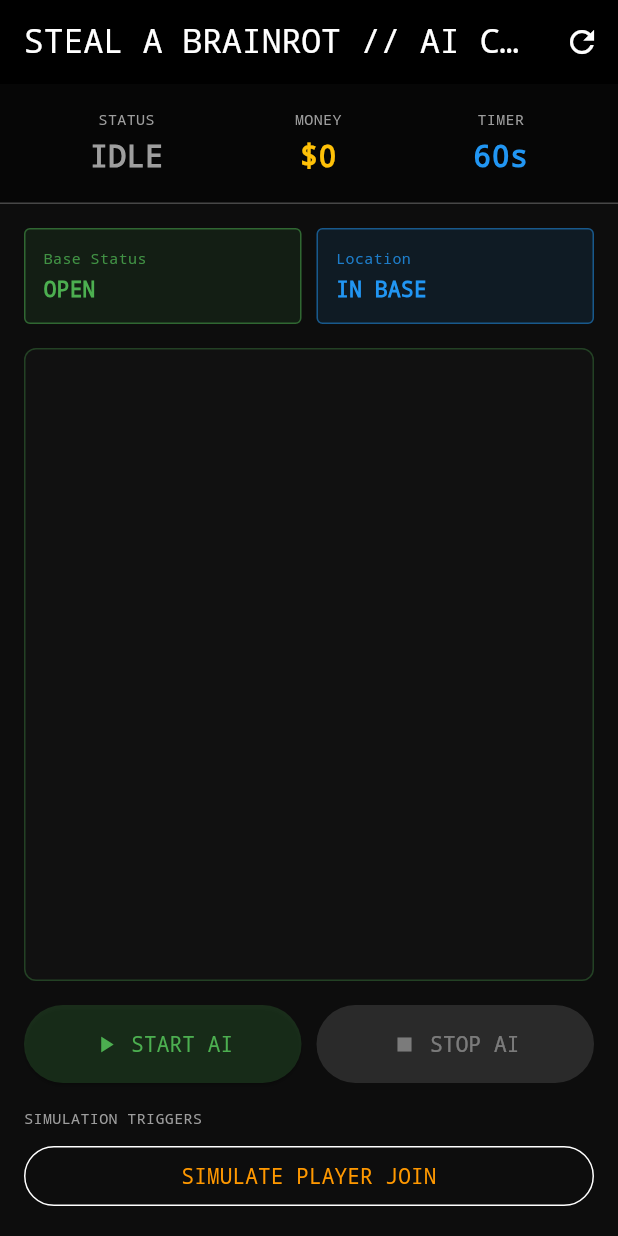
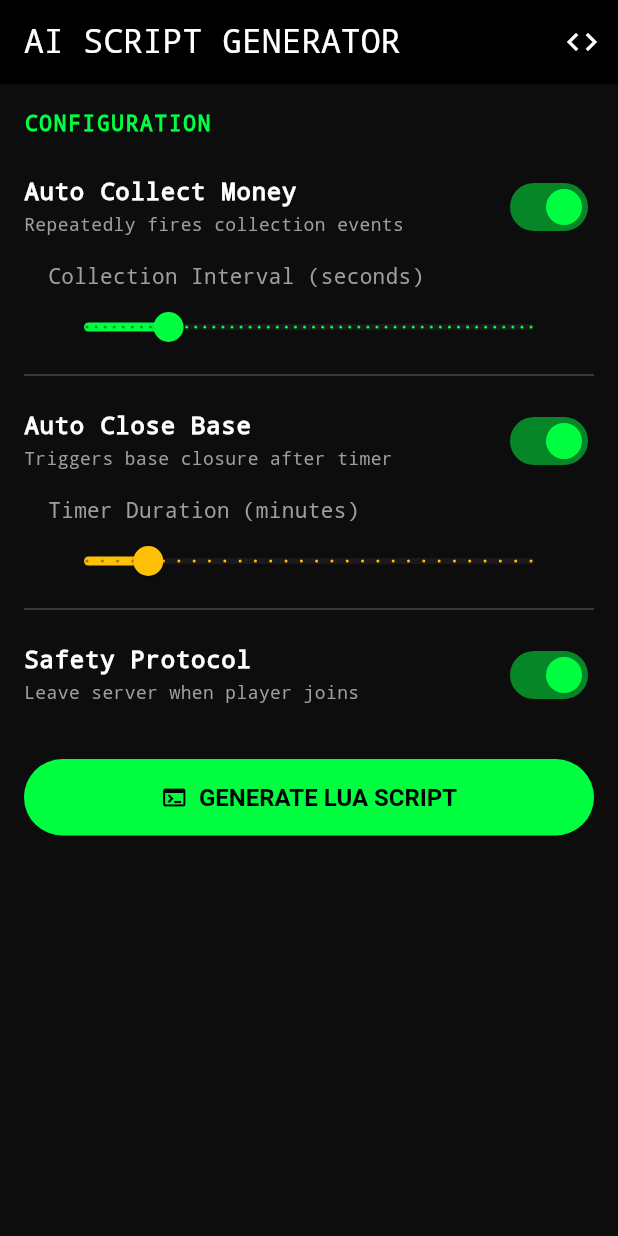
Before and after one commit to could-ai/019ae2fb-cddc-7c85-a335-59fbb22728a9, a Flutter app: the screen it shows after launch, on a phone screen of 412 x 824 dp. Run offline on Flutter 3.47's test engine with Material 3 defaults, Android fonts, the phone set to English and light mode, and no system bars.

Commit message:
Refactored DashboardScreen to function as a 'Script Generator'. Added UI controls for AI configuration (timers, toggles) and logic to generate a custom Roblox Lua script based on these settings.

```diff
--- a/usr/lib/screens/dashboard_screen.dart
+++ b/usr/lib/screens/dashboard_screen.dart
@@ -1,5 +1,5 @@
-import 'dart:async';
 import 'package:flutter/material.dart';
+import 'package:flutter/services.dart';
 
 class DashboardScreen extends StatefulWidget {
   const DashboardScreen({super.key});
@@ -9,309 +9,257 @@ class DashboardScreen extends StatefulWidget {
 }
 
 class _DashboardScreenState extends State<DashboardScreen> {
-  // AI State
-  bool _isAiActive = false;
-  bool _isBaseOpen = true;
-  bool _isInBase = true;
-  int _moneyCollected = 0;
+  // Configuration State
+  bool _autoCollect = true;
+  double _collectionInterval = 1.0; // Seconds
+  bool _autoCloseBase = true;
+  double _baseTimerMinutes = 5.0;
+  bool _autoLeaveOnJoin = true;
+  String _generatedScript = "";
 
-  // Timers
-  Timer? _collectionTimer;
-  Timer? _baseTimer;
-  int _baseTimerSeconds = 60; // Default 60 seconds before closing base
-  int _currentTimerSeconds = 60;
+  final TextEditingController _remoteNameController = TextEditingController(text: "CollectMoneyEvent");
 
-  // Logs
-  final List<String> _logs = [];
-  final ScrollController _scrollController = ScrollController();
+  void _generateScript() {
+    // Logic to build the Lua script string
+    StringBuffer sb = StringBuffer();
 
-  @override
-  void dispose() {
-    _stopAllActions();
-    _scrollController.dispose();
-    super.dispose();
-  }
+    sb.writeln("-- [[ BRAINROT AI CONTROLLER - GENERATED SCRIPT ]]");
+    sb.writeln("-- Copy this code into your executor");
+    sb.writeln("");
+    sb.writeln("local Players = game:GetService('Players')");
+    sb.writeln("local RunService = game:GetService('RunService')");
+    sb.writeln("local LocalPlayer = Players.LocalPlayer");
+    sb.writeln("");
+    sb.writeln("-- CONFIGURATION");
+    sb.writeln("local CONFIG = {");
+    sb.writeln("    AutoCollect = ${_autoCollect.toString()},");
+    sb.writeln("    CollectInterval = ${_collectionInterval.toStringAsFixed(1)},");
+    sb.writeln("    AutoCloseBase = ${_autoCloseBase.toString()},");
+    sb.writeln("    BaseTimerSeconds = ${(_baseTimerMinutes * 60).toInt()},");
+    sb.writeln("    AutoLeaveOnJoin = ${_autoLeaveOnJoin.toString()},");
+    sb.writeln("    RemoteName = '${_remoteNameController.text}' -- Verify this name with RemoteSpy");
+    sb.writeln("}");
+    sb.writeln("");
+    sb.writeln("-- 1. MONEY COLLECTION LOOP");
+    sb.writeln("spawn(function()");
+    sb.writeln("    while CONFIG.AutoCollect do");
+    sb.writeln("        wait(CONFIG.CollectInterval)");
+    sb.writeln("        pcall(function()");
+    sb.writeln("            -- Attempt to find the remote if it exists in ReplicatedStorage");
+    sb.writeln("            local remote = game:GetService('ReplicatedStorage'):FindFirstChild(CONFIG.RemoteName, true)");
+    sb.writeln("            if remote and remote:IsA('RemoteEvent') then");
+    sb.writeln("                remote:FireServer()");
+    sb.writeln("                print('[AI] Collected Money')");
+    sb.writeln("            end");
+    sb.writeln("        end)");
+    sb.writeln("    end");
+    sb.writeln("end)");
+    sb.writeln("");
+    sb.writeln("-- 2. BASE TIMER");
+    sb.writeln("if CONFIG.AutoCloseBase then");
+    sb.writeln("    spawn(function()");
+    sb.writeln("        print('[AI] Base Timer Started: ' .. CONFIG.BaseTimerSeconds .. 's')");
+    sb.writeln("        wait(CONFIG.BaseTimerSeconds)");
+    sb.writeln("        print('[AI] Timer Expired! Closing Base...')");
+    sb.writeln("        -- Add specific base closing logic here (e.g., touching a button)");
+    sb.writeln("        -- Example: fireTouchInterest(game.Workspace.Base.DoorButton)");
+    sb.writeln("    end)");
+    sb.writeln("end");
+    sb.writeln("");
+    sb.writeln("-- 3. PLAYER JOIN SAFETY");
+    sb.writeln("if CONFIG.AutoLeaveOnJoin then");
+    sb.writeln("    Players.PlayerAdded:Connect(function(newPlayer)");
+    sb.writeln("        print('[AI] ALERT: ' .. newPlayer.Name .. ' joined!')");
+    sb.writeln("        LocalPlayer:Kick('[AI] Safety Protocol Triggered: Player Joined')");
+    sb.writeln("    end)");
+    sb.writeln("end");
+    sb.writeln("");
+    sb.writeln("print('[AI] SYSTEM ONLINE')");
 
-  void _addLog(String message) {
     setState(() {
-      _logs.add("[${DateTime.now().toIso8601String().substring(11, 19)}] $message");
-    });
-    // Auto-scroll to bottom
-    WidgetsBinding.instance.addPostFrameCallback((_) {
-      if (_scrollController.hasClients) {
-        _scrollController.animateTo(
-          _scrollController.position.maxScrollExtent,
-          duration: const Duration(milliseconds: 300),
-          curve: Curves.easeOut,
-        );
-      }
+      _generatedScript = sb.toString();
     });
   }
 
-  void _startAi() {
-    if (_isAiActive) return;
-
-    setState(() {
-      _isAiActive = true;
-      _isBaseOpen = true;
-      _isInBase = true;
-      _currentTimerSeconds = _baseTimerSeconds;
-    });
-
-    _addLog("AI STARTED. Initializing sequence...");
-    _addLog("Status: In Base, Base Open.");
-
-    // Start Money Collection Loop
-    _collectionTimer = Timer.periodic(const Duration(seconds: 2), (timer) {
-      _collectMoney();
-    });
-
-    // Start Base Timer Countdown
-    _baseTimer = Timer.periodic(const Duration(seconds: 1), (timer) {
-      setState(() {
-        if (_currentTimerSeconds > 0) {
-          _currentTimerSeconds--;
-        } else {
-          _handleTimerExpiry();
-        }
-      });
-    });
-  }
-
-  void _stopAllActions() {
-    _collectionTimer?.cancel();
-    _baseTimer?.cancel();
-    setState(() {
-      _isAiActive = false;
-    });
-    _addLog("AI STOPPED. All actions halted.");
-  }
-
-  void _collectMoney() {
-    if (!_isInBase) return; // Can't collect if not in base (assumption)
-
-    // Simulate collecting random amount
-    int amount = 100 + (DateTime.now().millisecond % 50);
-    setState(() {
-      _moneyCollected += amount;
-    });
-    _addLog("Collected \$$amount from Brainrot.");
-  }
-
-  void _handleTimerExpiry() {
-    _baseTimer?.cancel();
-    _closeBase();
-  }
-
-  void _closeBase() {
-    if (!_isBaseOpen) return;
-    setState(() {
-      _isBaseOpen = false;
-    });
-    _addLog("TIMER EXPIRED. Closing Base to secure loot.");
-  }
-
-  void _leaveBase() {
-    if (!_isInBase) return;
-    setState(() {
-      _isInBase = false;
-    });
-    _addLog("Leaving Base immediately.");
-  }
-
-  // Simulation Triggers
-  void _simulatePlayerJoin() {
-    _addLog("ALERT: New Player Joined Server!");
-
-    if (_isInBase) {
-      _leaveBase();
-    }
-
-    _stopAllActions();
-    _addLog("SAFETY PROTOCOL: Disconnected to avoid detection.");
+  void _copyToClipboard() {
+    Clipboard.setData(ClipboardData(text: _generatedScript));
+    ScaffoldMessenger.of(context).showSnackBar(
+      const SnackBar(
+        content: Text("Script copied to clipboard!"),
+        backgroundColor: Colors.green,
+      ),
+    );
   }
 
   @override
   Widget build(BuildContext context) {
     return Scaffold(
       appBar: AppBar(
-        title: const Text("STEAL A BRAINROT // AI CONTROL"),
+        title: const Text("AI SCRIPT GENERATOR"),
         backgroundColor: Colors.black,
-        elevation: 0,
         actions: [
           IconButton(
-            icon: const Icon(Icons.refresh),
-            onPressed: () {
-              _stopAllActions();
-              setState(() {
-                _moneyCollected = 0;
-                _logs.clear();
-                _isBaseOpen = true;
-                _isInBase = true;
-                _currentTimerSeconds = _baseTimerSeconds;
-              });
-              _addLog("System Reset.");
-            },
+            icon: const Icon(Icons.code),
+            onPressed: () {},
           )
         ],
       ),
-      body: Column(
+      body: SingleChildScrollView(
+        padding: const EdgeInsets.all(16),
+        child: Column(
+          crossAxisAlignment: CrossAxisAlignment.start,
           children: [
-          // Status Dashboard
-          Container(
-            padding: const EdgeInsets.all(16),
-            color: Colors.black54,
-            child: Row(
-              mainAxisAlignment: MainAxisAlignment.spaceAround,
+            _buildHeader("CONFIGURATION"),
+            const SizedBox(height: 10),
+
+            // Auto Collect Settings
+            _buildSwitchTile(
+              "Auto Collect Money",
+              "Repeatedly fires collection events",
+              _autoCollect,
+              (v) => setState(() => _autoCollect = v)
+            ),
+            if (_autoCollect)
+              Padding(
+                padding: const EdgeInsets.symmetric(horizontal: 16),
+                child: Column(
+                  crossAxisAlignment: CrossAxisAlignment.start,
                   children: [
-                _buildStatusCard("STATUS", _isAiActive ? "RUNNING" : "IDLE", _isAiActive ? Colors.green : Colors.grey),
-                _buildStatusCard("MONEY", "\$$_moneyCollected", Colors.amber),
-                _buildStatusCard("TIMER", "${_currentTimerSeconds}s", _currentTimerSeconds < 10 ? Colors.red : Colors.blue),
+                    const Text("Collection Interval (seconds)", style: TextStyle(color: Colors.grey)),
+                    Slider(
+                      value: _collectionInterval,
+                      min: 0.1,
+                      max: 5.0,
+                      divisions: 49,
+                      label: "${_collectionInterval.toStringAsFixed(1)}s",
+                      activeColor: const Color(0xFF00FF41),
+                      onChanged: (v) => setState(() => _collectionInterval = v),
+                    ),
                   ],
                 ),
               ),
 
-          const Divider(height: 1, color: Colors.white24),
+            const Divider(color: Colors.white24),
 
-          // Detailed State
+            // Base Timer Settings
+            _buildSwitchTile(
+              "Auto Close Base",
+              "Triggers base closure after timer",
+              _autoCloseBase,
+              (v) => setState(() => _autoCloseBase = v)
+            ),
+            if (_autoCloseBase)
               Padding(
-            padding: const EdgeInsets.all(16.0),
-            child: Row(
+                padding: const EdgeInsets.symmetric(horizontal: 16),
+                child: Column(
+                  crossAxisAlignment: CrossAxisAlignment.start,
                   children: [
-                Expanded(child: _buildStateIndicator("Base Status", _isBaseOpen ? "OPEN" : "CLOSED", _isBaseOpen ? Colors.green : Colors.red)),
-                const SizedBox(width: 10),
-                Expanded(child: _buildStateIndicator("Location", _isInBase ? "IN BASE" : "LEFT BASE", _isInBase ? Colors.blue : Colors.orange)),
+                    const Text("Timer Duration (minutes)", style: TextStyle(color: Colors.grey)),
+                    Slider(
+                      value: _baseTimerMinutes,
+                      min: 1,
+                      max: 30,
+                      divisions: 29,
+                      label: "${_baseTimerMinutes.toInt()} min",
+                      activeColor: Colors.amber,
+                      onChanged: (v) => setState(() => _baseTimerMinutes = v),
+                    ),
                   ],
                 ),
               ),
 
-          // Logs Area
-          Expanded(
-            child: Container(
-              margin: const EdgeInsets.symmetric(horizontal: 16),
-              decoration: BoxDecoration(
-                color: const Color(0xFF111111),
-                border: Border.all(color: Colors.green.withOpacity(0.3)),
-                borderRadius: BorderRadius.circular(8),
+            const Divider(color: Colors.white24),
+
+            // Safety Settings
+            _buildSwitchTile(
+              "Safety Protocol",
+              "Leave server when player joins",
+              _autoLeaveOnJoin,
+              (v) => setState(() => _autoLeaveOnJoin = v)
             ),
-              child: ListView.builder(
-                controller: _scrollController,
-                padding: const EdgeInsets.all(8),
-                itemCount: _logs.length,
-                itemBuilder: (context, index) {
-                  return Padding(
-                    padding: const EdgeInsets.symmetric(vertical: 2),
-                    child: Text(
-                      _logs[index],
-                      style: const TextStyle(
-                        fontFamily: 'Courier',
-                        fontSize: 12,
-                        color: Colors.greenAccent,
-                      ),
-                    ),
-                  );
-                },
+
+            const SizedBox(height: 20),
+
+            // Generate Button
+            SizedBox(
+              width: double.infinity,
+              child: ElevatedButton.icon(
+                onPressed: _generateScript,
+                icon: const Icon(Icons.terminal),
+                label: const Text("GENERATE LUA SCRIPT"),
+                style: ElevatedButton.styleFrom(
+                  backgroundColor: const Color(0xFF00FF41),
+                  foregroundColor: Colors.black,
+                  padding: const EdgeInsets.symmetric(vertical: 16),
+                  textStyle: const TextStyle(fontWeight: FontWeight.bold, fontSize: 16),
                 ),
               ),
             ),
 
-          // Controls
-          Padding(
-            padding: const EdgeInsets.all(16.0),
+            const SizedBox(height: 20),
+
+            // Output Area
+            if (_generatedScript.isNotEmpty) ...[
+              _buildHeader("GENERATED CODE"),
+              const SizedBox(height: 10),
+              Container(
+                width: double.infinity,
+                padding: const EdgeInsets.all(16),
+                decoration: BoxDecoration(
+                  color: const Color(0xFF111111),
+                  border: Border.all(color: Colors.white24),
+                  borderRadius: BorderRadius.circular(8),
+                ),
                 child: Column(
-              crossAxisAlignment: CrossAxisAlignment.stretch,
+                  crossAxisAlignment: CrossAxisAlignment.start,
                   children: [
-                Row(
-                  children: [
-                    Expanded(
-                      child: ElevatedButton.icon(
-                        onPressed: _isAiActive ? null : _startAi,
-                        icon: const Icon(Icons.play_arrow),
-                        label: const Text("START AI"),
-                        style: ElevatedButton.styleFrom(
-                          backgroundColor: Colors.green.withOpacity(0.2),
-                          foregroundColor: Colors.green,
-                          padding: const EdgeInsets.symmetric(vertical: 16),
+                    SelectableText(
+                      _generatedScript,
+                      style: const TextStyle(
+                        fontFamily: 'Courier',
+                        color: Colors.greenAccent,
+                        fontSize: 12,
                       ),
                     ),
+                    const SizedBox(height: 10),
+                    Align(
+                      alignment: Alignment.centerRight,
+                      child: TextButton.icon(
+                        onPressed: _copyToClipboard,
+                        icon: const Icon(Icons.copy, size: 16),
+                        label: const Text("COPY CODE"),
+                        style: TextButton.styleFrom(foregroundColor: Colors.white),
                       ),
-                    const SizedBox(width: 10),
-                    Expanded(
-                      child: ElevatedButton.icon(
-                        onPressed: !_isAiActive ? null : _stopAllActions,
-                        icon: const Icon(Icons.stop),
-                        label: const Text("STOP AI"),
-                        style: ElevatedButton.styleFrom(
-                          backgroundColor: Colors.red.withOpacity(0.2),
-                          foregroundColor: Colors.red,
-                          padding: const EdgeInsets.symmetric(vertical: 16),
-                        ),
-                      ),
-                    ),
-                  ],
-                ),
-                const SizedBox(height: 16),
-                const Text("SIMULATION TRIGGERS", style: TextStyle(color: Colors.grey, fontSize: 10)),
-                const SizedBox(height: 8),
-                Row(
-                  children: [
-                    Expanded(
-                      child: OutlinedButton(
-                        onPressed: _simulatePlayerJoin,
-                        style: OutlinedButton.styleFrom(foregroundColor: Colors.orange),
-                        child: const Text("SIMULATE PLAYER JOIN"),
-                      ),
-                    ),
-                  ],
-                ),
+                    )
                   ],
                 ),
               ),
             ],
+          ],
+        ),
       ),
     );
   }
 
-  Widget _buildStatusCard(String label, String value, Color color) {
-    return Column(
-      children: [
-        Text(label, style: const TextStyle(color: Colors.grey, fontSize: 10)),
-        const SizedBox(height: 4),
-        Text(
-          value,
-          style: TextStyle(
-            color: color,
-            fontSize: 20,
+  Widget _buildHeader(String title) {
+    return Text(
+      title,
+      style: const TextStyle(
+        color: Color(0xFF00FF41),
         fontWeight: FontWeight.bold,
-            fontFamily: 'Courier',
+        letterSpacing: 1.2,
       ),
-        ),
-      ],
     );
   }
 
-  Widget _buildStateIndicator(String label, String value, Color color) {
-    return Container(
-      padding: const EdgeInsets.all(12),
-      decoration: BoxDecoration(
-        color: color.withOpacity(0.1),
-        border: Border.all(color: color.withOpacity(0.5)),
-        borderRadius: BorderRadius.circular(4),
-      ),
-      child: Column(
-        crossAxisAlignment: CrossAxisAlignment.start,
-        children: [
-          Text(label, style: TextStyle(color: color.withOpacity(0.8), fontSize: 10)),
-          const SizedBox(height: 4),
-          Text(
-            value,
-            style: TextStyle(
-              color: color,
-              fontWeight: FontWeight.bold,
-            ),
-          ),
-        ],
-      ),
+  Widget _buildSwitchTile(String title, String subtitle, bool value, Function(bool) onChanged) {
+    return SwitchListTile(
+      title: Text(title, style: const TextStyle(fontWeight: FontWeight.bold)),
+      subtitle: Text(subtitle, style: const TextStyle(fontSize: 12, color: Colors.grey)),
+      value: value,
+      activeColor: const Color(0xFF00FF41),
+      contentPadding: EdgeInsets.zero,
+      onChanged: onChanged,
     );
   }
 }
```
Lines whose indentation alone changed are shown as unchanged.
